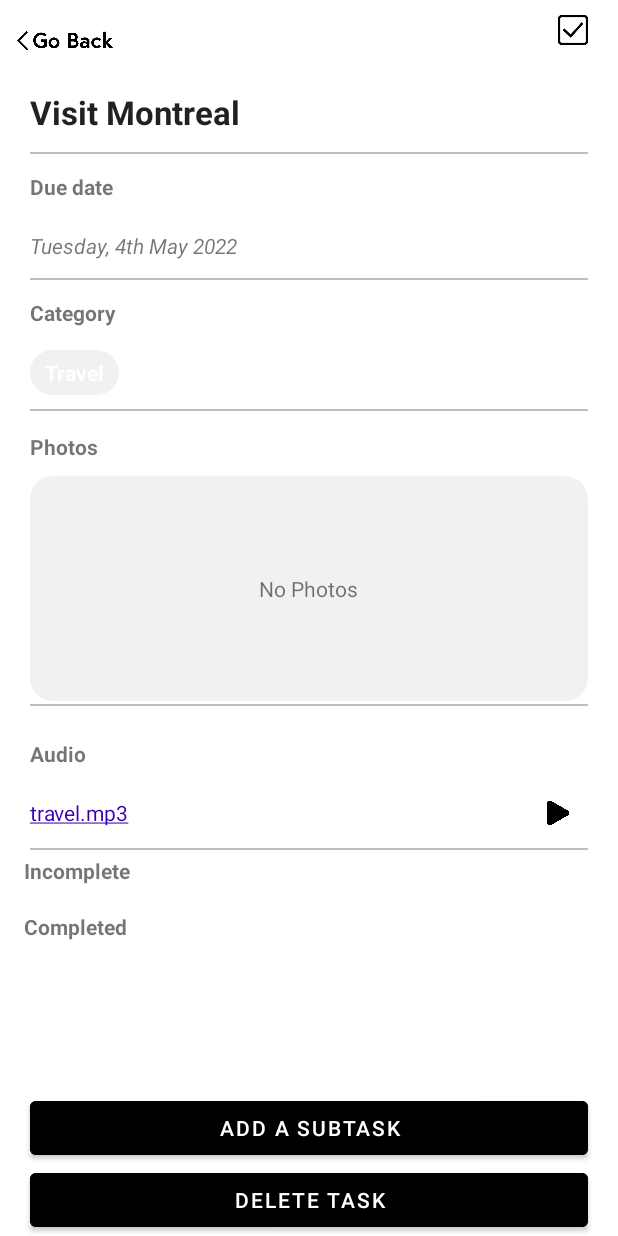
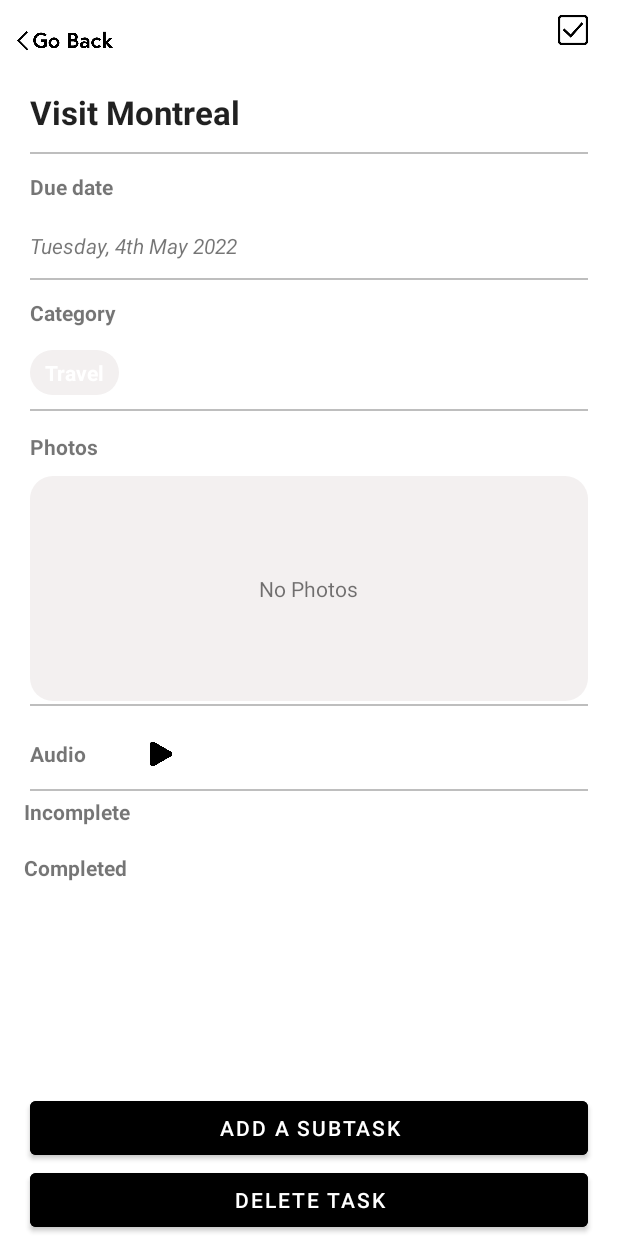
Before and after one commit to Swapkumbhar31/Task_Tech_Armie_Android, an Android app: the ViewTaskActivity screen opened directly, with no data from a screen before it, on a phone screen of 412 x 824 dp. Run offline under Robolectric (Android 15) with nearby library versions, the phone set to English and light mode, and no system bars; our stand-ins replace Room's generated code; 8 statements that could not run were skipped.

Commit message:
Final push

```diff
--- a/app/src/main/res/layout/activity_view_task.xml
+++ b/app/src/main/res/layout/activity_view_task.xml
@@ -183,6 +183,11 @@
                     android:layout_marginVertical="2dp"
                     android:background="@color/border_color"/>
 
+                <LinearLayout
+                    android:layout_width="match_parent"
+                    android:layout_height="wrap_content"
+                    android:orientation="horizontal">
+
                 <TextView
                     android:layout_width="wrap_content"
                     android:layout_height="wrap_content"
@@ -192,26 +197,7 @@
                     android:text="@string/audio"
                     android:textStyle="bold" />
 
-                <LinearLayout
-                    android:layout_width="match_parent"
-                    android:layout_height="wrap_content"
-                    android:orientation="horizontal">
-                    <TextView
-                        android:id="@+id/tv_travel_mp3"
-                        android:layout_width="wrap_content"
-                        android:layout_height="wrap_content"
-                        android:layout_marginLeft="10dp"
-                        android:padding="10dp"
-                        android:text="@string/travel_mp3"
-                        android:textColor="@color/purple_700"
-                        android:textStyle="normal"
 
-                        />
-                    <View
-                        android:layout_width="1dp"
-                        android:layout_height="1dp"
-                        android:layout_weight="1"
-                        />
 
                     <ImageButton
                         android:layout_width="20sp"
@@ -221,7 +207,7 @@
                         android:src="@drawable/play"
                         android:scaleType="fitXY"
                         android:layout_marginHorizontal="30dp"
-                        android:layout_marginTop="10dp"
+                        android:layout_marginTop="20dp"
                         />
 
                 </LinearLayout>
```
